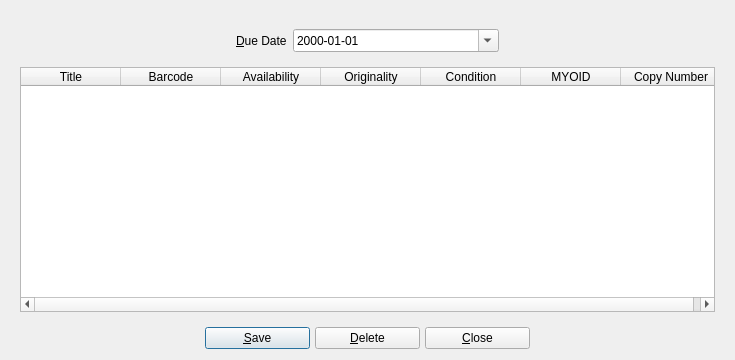
This is UI/biblioteq_bookcopybrowser.ui in textbrowser/biblioteq as Qt 5 draws it before an edit. The edited form follows.
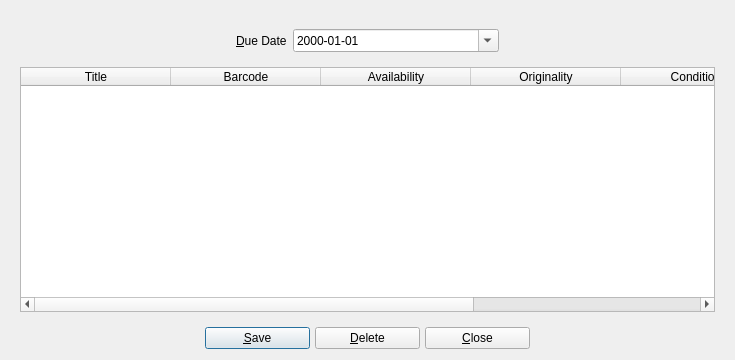
This is the edited form. Icons and pictures are not drawn.

Commit message: GL changes. Minimum column widths.

Diff of the .ui file:
```diff
--- a/UI/biblioteq_bookcopybrowser.ui
+++ b/UI/biblioteq_bookcopybrowser.ui
@@ -121,6 +121,9 @@
         <property name="cornerButtonEnabled">
          <bool>false</bool>
         </property>
+        <attribute name="horizontalHeaderMinimumSectionSize">
+         <number>150</number>
+        </attribute>
         <attribute name="horizontalHeaderStretchLastSection">
          <bool>true</bool>
         </attribute>
```
The commit also changes 11 other files.
